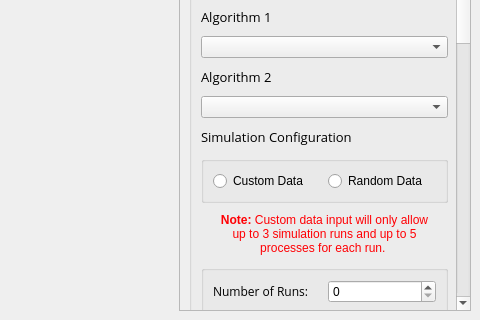
This is source/Library/UI/schedulesim.ui in joeric1028/ScheduleSim as Qt 5 draws it before an edit; both pictures show x 320 to 800 and y 280 to 600 of the 800 by 600 pixel window. The edited form follows.
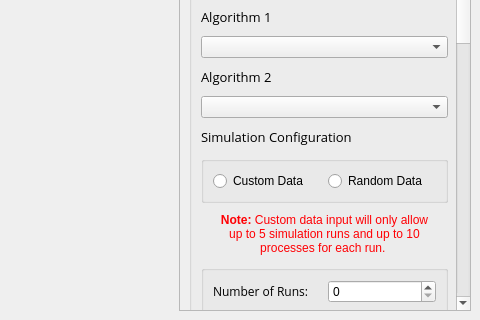
This is the edited form. Custom widgets are drawn as their Qt base class.

Commit message:
Maximum limit change
- Set Simulation runs from 3 to 5 and processes from 5 to 10.

What changed in the file:
```diff
--- a/source/Library/UI/schedulesim.ui
+++ b/source/Library/UI/schedulesim.ui
@@ -313,8 +313,8 @@
              <property name="text">
               <string>&lt;html&gt;&lt;head/&gt;&lt;body&gt;&lt;p align=&quot;center&quot;&gt;&lt;span style=&quot;
                font-weight:600; color:#ff0004;&quot;&gt;Note:&lt;/span&gt;&lt;span style=&quot; color:#ff0004;&quot;&gt;
-               Custom data input will only allow &lt;br/&gt;up to 3 simulation runs and up to 5 &lt;br/&gt;processes for
-               each run.&lt;/span&gt;&lt;/p&gt;&lt;/body&gt;&lt;/html&gt;
+               Custom data input will only allow &lt;br/&gt;up to 5 simulation runs and up to 10 &lt;br/&gt;processes
+               for each run.&lt;/span&gt;&lt;/p&gt;&lt;/body&gt;&lt;/html&gt;
               </string>
              </property>
             </widget>
```
The commit also changes 2 other files.
